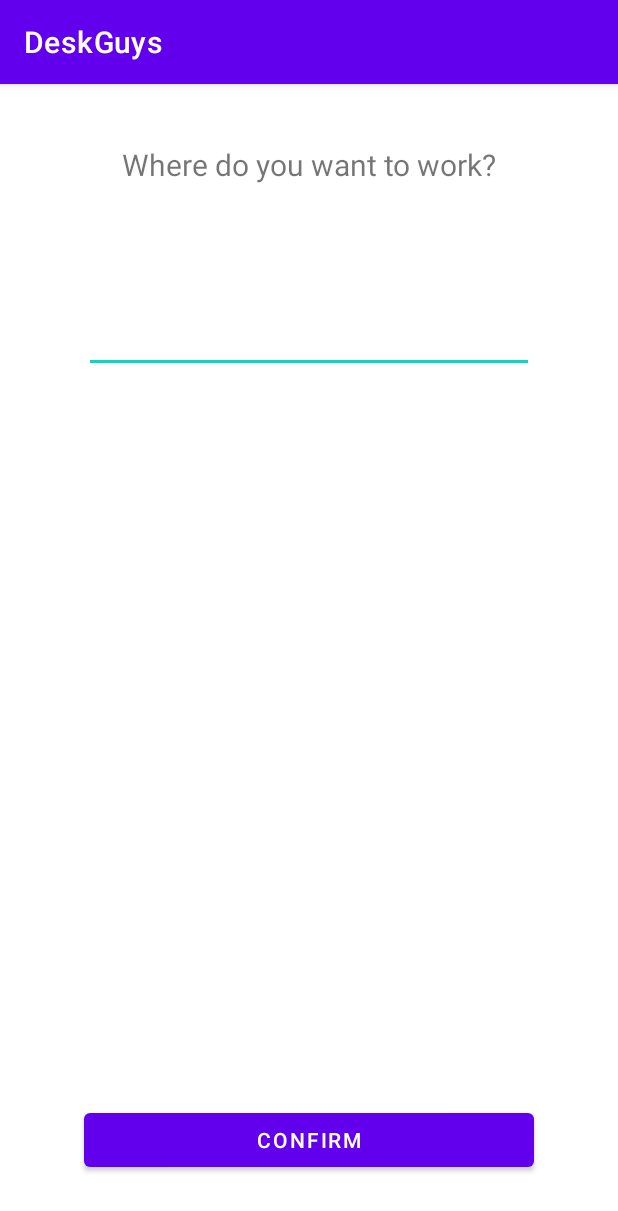
After one commit to Zantyor/Tech-Hackathon-app, an Android app: the activity_location screen opened directly, with no data from a screen before it, on a phone screen of 412 x 824 dp. The commit adds this screen. Shown: the top 1211 px of the screen. Run offline under Robolectric (Android 15) with nearby library versions, the phone set to English and light mode, and no system bars.

Commit message:
Created location activity and layout

```diff
--- a/app/src/main/AndroidManifest.xml
+++ b/app/src/main/AndroidManifest.xml
@@ -9,6 +9,8 @@
         android:roundIcon="@mipmap/ic_launcher_round"
         android:supportsRtl="true"
         android:theme="@style/Theme.MyJobApp">
+        <activity android:name=".activity_location"
+            android:exported="true"></activity>
         <activity android:name=".MainActivity">
             <intent-filter>
                 <action android:name="android.intent.action.MAIN" />
--- /dev/null
+++ b/app/src/main/java/com/example/myjobapp/activity_location.java
@@ -0,0 +1,14 @@
+package com.example.myjobapp;
+
+import androidx.appcompat.app.AppCompatActivity;
+
+import android.os.Bundle;
+
+public class activity_location extends AppCompatActivity {
+
+    @Override
+    protected void onCreate(Bundle savedInstanceState) {
+        super.onCreate(savedInstanceState);
+        setContentView(R.layout.activity_location);
+    }
+}
--- /dev/null
+++ b/app/src/main/res/layout/activity_location.xml
@@ -0,0 +1,43 @@
+<?xml version="1.0" encoding="utf-8"?>
+<LinearLayout xmlns:android="http://schemas.android.com/apk/res/android"
+    xmlns:app="http://schemas.android.com/apk/res-auto"
+    xmlns:tools="http://schemas.android.com/tools"
+    android:layout_width="match_parent"
+    android:layout_height="match_parent"
+    tools:context=".activity_location"
+    android:orientation="vertical">
+
+    <TextView
+        android:layout_width="match_parent"
+        android:layout_height="wrap_content"
+        android:text="@string/text_location"
+        android:gravity="center"
+        android:textSize="20dp"
+        android:padding="40dp"
+        ></TextView>
+
+    <EditText
+        android:layout_width="wrap_content"
+        android:layout_height="wrap_content"
+        android:width="300dp"
+        android:layout_marginTop="40dp"
+        android:layout_gravity="center"
+        ></EditText>
+
+    <LinearLayout
+        android:layout_width="match_parent"
+        android:layout_height="0dip"
+        android:layout_weight="1"
+        android:gravity="center|bottom"
+        android:orientation="vertical">
+        <Button
+            android:layout_width="300dp"
+            android:layout_height="wrap_content"
+            android:paddingHorizontal="60dp"
+            android:text="Confirm"
+            android:layout_gravity="center_horizontal|center"
+            android:layout_marginBottom="40dp"
+            ></Button>
+    </LinearLayout>
+
+</LinearLayout>
--- a/app/src/main/res/values/colors.xml
+++ b/app/src/main/res/values/colors.xml
@@ -7,4 +7,7 @@
     <color name="teal_700">#FF018786</color>
     <color name="black">#FF000000</color>
     <color name="white">#FFFFFFFF</color>
+    <color name="background">#34D1BF</color>
+    <color name="text">#EFEFEF</color>
+    <color name="button">#3498db</color>
 </resources>
--- a/app/src/main/res/values/strings.xml
+++ b/app/src/main/res/values/strings.xml
@@ -1,3 +1,4 @@
 <resources>
-    <string name="app_name">My job app</string>
+    <string name="app_name">DeskGuys</string>
+    <string name="text_location">Where do you want to work?</string>
 </resources>
```
